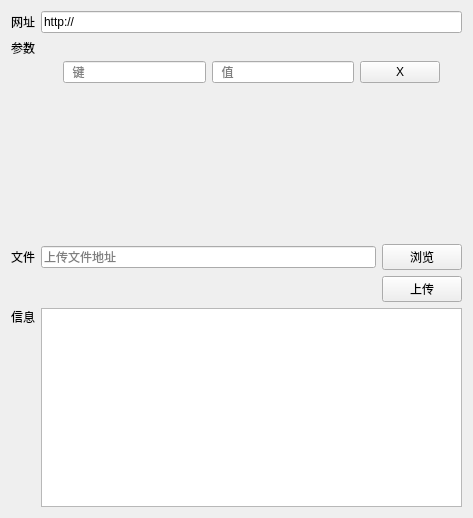
Before: the Qt Designer form Uploader/gui/Widget.ui in xtuer/Qt, drawn with Qt 5.
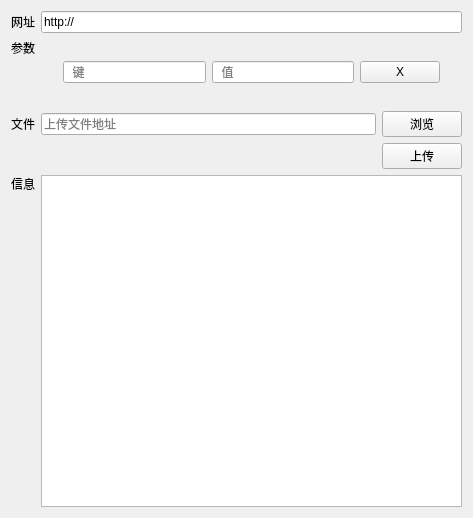
After: the same form once the commit is applied.

Commit message: justify style

Diff of the .ui file:
```diff
--- a/Uploader/gui/Widget.ui
+++ b/Uploader/gui/Widget.ui
@@ -16,6 +16,12 @@
   <layout class="QGridLayout" name="gridLayout_2">
    <item row="3" column="1" colspan="2">
     <widget class="QFrame" name="paramsFrame">
+     <property name="sizePolicy">
+      <sizepolicy hsizetype="Preferred" vsizetype="Preferred">
+       <horstretch>0</horstretch>
+       <verstretch>0</verstretch>
+      </sizepolicy>
+     </property>
      <property name="frameShape">
       <enum>QFrame::NoFrame</enum>
      </property>
@@ -50,19 +56,6 @@
         </layout>
        </widget>
       </item>
-      <item>
-       <spacer name="verticalSpacer">
-        <property name="orientation">
-         <enum>Qt::Vertical</enum>
-        </property>
-        <property name="sizeHint" stdset="0">
-         <size>
-          <width>20</width>
-          <height>40</height>
-         </size>
-        </property>
-       </spacer>
-      </item>
      </layout>
     </widget>
    </item>
```
The commit also changes 1 other file.
